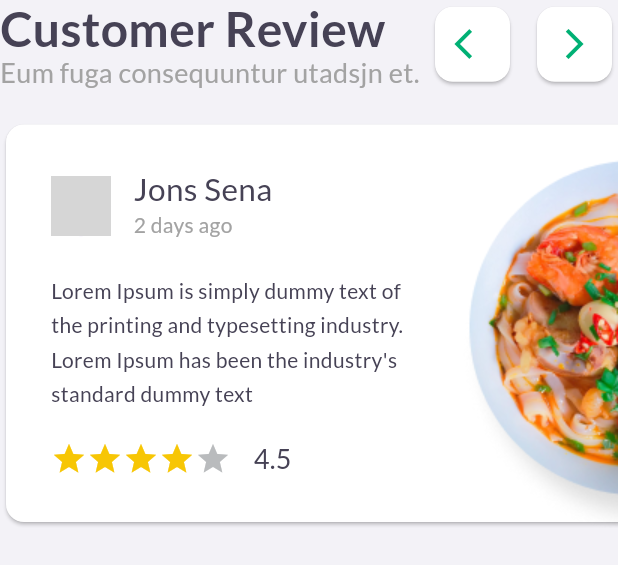
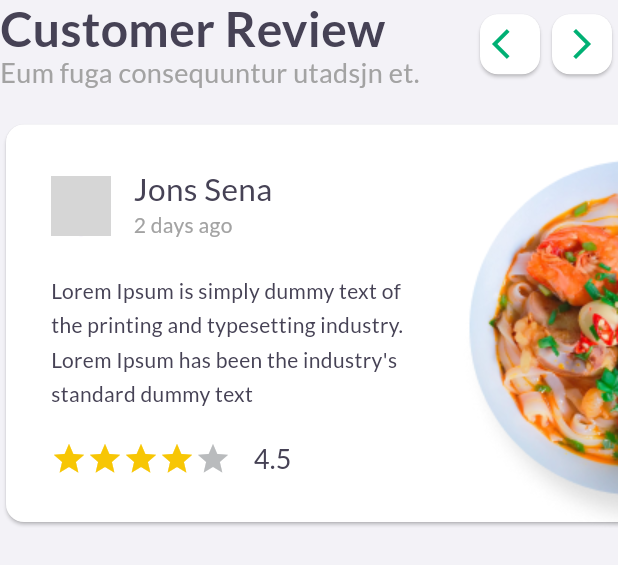
Before and after one commit to sourav-elred/flutter_dashboard, a Flutter app: the DashboardCustomerReviewWidget widget shown alone on an empty page, opened directly, on a phone screen of 412 x 824 dp. Shown: the top 565 px of the screen. Run offline on Flutter 3.47's test engine with Material 3 defaults, Android fonts, the phone set to English and light mode, and no system bars; our stand-ins replace fl_chart, go_router, google_fonts, responsive_framework, url_strategy; network calls fail; grey boxes are pictures that could not be loaded.

Commit message:
minor changes

```diff
--- a/lib/ui/dashboard_screen.dart
+++ b/lib/ui/dashboard_screen.dart
@@ -11,16 +11,16 @@ class DashboardScreen extends StatelessWidget {
 
   @override
   Widget build(BuildContext context) {
+    final isDesktop = ResponsiveBreakpoints.of(context).largerThan(MOBILE);
     return Scaffold(
       body: Container(
-        padding: const EdgeInsets.only(top: 20, left: 20, right: 20),
+        padding: EdgeInsets.only(
+            top: 20, left: isDesktop ? 20 : 10, right: isDesktop ? 20 : 10),
         child: ScrollConfiguration(
           behavior: ScrollConfiguration.of(context).copyWith(scrollbars: false),
           child: SingleChildScrollView(
             child: ResponsiveRowColumn(
-              layout: ResponsiveBreakpoints.of(context).largerThan(MOBILE)
-                  ? ResponsiveRowColumnType.COLUMN
-                  : ResponsiveRowColumnType.COLUMN,
+              layout: ResponsiveRowColumnType.COLUMN,
               children: [
                 const ResponsiveRowColumnItem(child: DashboardHeaderWidget()),
                 _buildResponsiveSizedBox(context),
--- a/lib/ui/widgets/dashboard_widgets/dashboard_customer_review_list_widget.dart
+++ b/lib/ui/widgets/dashboard_widgets/dashboard_customer_review_list_widget.dart
@@ -3,13 +3,17 @@ import 'package:flutter/material.dart';
 import 'package:flutter_dashboard/ui/widgets/customer_review_card.dart';
 
 class DashboardCustomerReviewListWidget extends StatelessWidget {
-  const DashboardCustomerReviewListWidget({super.key});
+  const DashboardCustomerReviewListWidget(
+      {super.key, required this.controller});
+
+  final ScrollController controller;
 
   @override
   Widget build(BuildContext context) {
-    return const SingleChildScrollView(
+    return SingleChildScrollView(
+      controller: controller,
       scrollDirection: Axis.horizontal,
-      child: Row(
+      child: const Row(
         children: [
           CustomReviewCard(
             usernameDpPath:
--- a/lib/ui/widgets/dashboard_widgets/dashboard_customer_review_widget.dart
+++ b/lib/ui/widgets/dashboard_widgets/dashboard_customer_review_widget.dart
@@ -3,18 +3,33 @@ import 'package:flutter_dashboard/ui/widgets/dashboard_widgets/dashboard_Custome
 import 'package:flutter_dashboard/ui/widgets/dashboard_widgets/dashboard_customer_toggle_button.dart';
 import 'package:responsive_framework/responsive_framework.dart';
 
-class DashboardCustomerReviewWidget extends StatelessWidget {
+class DashboardCustomerReviewWidget extends StatefulWidget {
   const DashboardCustomerReviewWidget({super.key});
 
   @override
+  State<DashboardCustomerReviewWidget> createState() =>
+      _DashboardCustomerReviewWidgetState();
+}
+
+class _DashboardCustomerReviewWidgetState
+    extends State<DashboardCustomerReviewWidget> {
+  final ScrollController _scrollController = ScrollController();
+
+  @override
+  void dispose() {
+    _scrollController.dispose();
+    super.dispose();
+  }
+
+  @override
   Widget build(BuildContext context) {
-    return const Column(
+    return Column(
       children: [
         ResponsiveRowColumn(
           layout: ResponsiveRowColumnType.ROW,
           rowMainAxisAlignment: MainAxisAlignment.spaceBetween,
           children: [
-            ResponsiveRowColumnItem(
+            const ResponsiveRowColumnItem(
               child: Column(
                 crossAxisAlignment: CrossAxisAlignment.start,
                 children: [
@@ -40,12 +55,13 @@ class DashboardCustomerReviewWidget extends StatelessWidget {
               ),
             ),
             ResponsiveRowColumnItem(
-              child: DashboardCustomerToggleButton(),
+              child:
+                  DashboardCustomerToggleButton(controller: _scrollController),
             ),
           ],
         ),
-        SizedBox(height: 20),
-        DashboardCustomerReviewListWidget(),
+        const SizedBox(height: 20),
+        DashboardCustomerReviewListWidget(controller: _scrollController),
       ],
     );
   }
--- a/lib/ui/widgets/dashboard_widgets/dashboard_customer_toggle_button.dart
+++ b/lib/ui/widgets/dashboard_widgets/dashboard_customer_toggle_button.dart
@@ -1,18 +1,27 @@
 import 'package:flutter/material.dart';
+import 'package:responsive_framework/responsive_framework.dart';
 
 class DashboardCustomerToggleButton extends StatelessWidget {
-  const DashboardCustomerToggleButton({super.key});
+  const DashboardCustomerToggleButton({super.key, required this.controller});
+
+  final ScrollController controller;
 
   @override
   Widget build(BuildContext context) {
     return Row(
       mainAxisAlignment: MainAxisAlignment.end,
       children: [
-        Card(
+        GestureDetector(
+          onTap: () => controller.animateTo(
+            controller.position.minScrollExtent,
+            duration: const Duration(milliseconds: 500),
+            curve: Curves.easeInOut,
+          ),
+          child: Card(
             color: Colors.white,
             child: Container(
-            height: 50,
-            width: 50,
+              height: 40,
+              width: 40,
               decoration: BoxDecoration(
                 borderRadius: BorderRadius.circular(14),
               ),
@@ -22,12 +31,21 @@ class DashboardCustomerToggleButton extends StatelessWidget {
               ),
             ),
           ),
-        const SizedBox(width: 10),
-        Card(
+        ),
+        SizedBox(
+          width: ResponsiveBreakpoints.of(context).largerThan(TABLET) ? 10 : 0,
+        ),
+        GestureDetector(
+          onTap: () => controller.animateTo(
+            controller.position.maxScrollExtent,
+            duration: const Duration(milliseconds: 500),
+            curve: Curves.easeInOut,
+          ),
+          child: Card(
             color: Colors.white,
             child: Container(
-            height: 50,
-            width: 50,
+              height: 40,
+              width: 40,
               decoration: BoxDecoration(
                 borderRadius: BorderRadius.circular(14),
               ),
@@ -37,6 +55,7 @@ class DashboardCustomerToggleButton extends StatelessWidget {
               ),
             ),
           ),
+        ),
       ],
     );
   }
--- a/lib/ui/widgets/dashboard_widgets/dashboard_header.dart
+++ b/lib/ui/widgets/dashboard_widgets/dashboard_header.dart
@@ -12,10 +12,11 @@ class DashboardHeaderWidget extends StatelessWidget {
           ? ResponsiveRowColumnType.ROW
           : ResponsiveRowColumnType.COLUMN,
       rowMainAxisAlignment: MainAxisAlignment.spaceBetween,
+      columnCrossAxisAlignment: CrossAxisAlignment.start,
       children: [
         const ResponsiveRowColumnItem(
-          // rowFlex: 2,
           child: Column(
+            mainAxisAlignment: MainAxisAlignment.start,
             crossAxisAlignment: CrossAxisAlignment.start,
             children: [
               Text(
@@ -56,7 +57,6 @@ class DashboardHeaderWidget extends StatelessWidget {
           ),
         ),
         ResponsiveRowColumnItem(
-          // rowFlex: 2,
           child: Card(
             elevation: 2,
             shape: RoundedRectangleBorder(
@@ -66,7 +66,7 @@ class DashboardHeaderWidget extends StatelessWidget {
             child: const Padding(
               padding: EdgeInsets.all(16.0),
               child: Row(
-                mainAxisSize: MainAxisSize.min,
+                mainAxisSize: MainAxisSize.max,
                 children: [
                   TopbarIcon(
                     bgColor: Color(0x262D9CDB),
```
Lines whose indentation alone changed are shown as unchanged.
